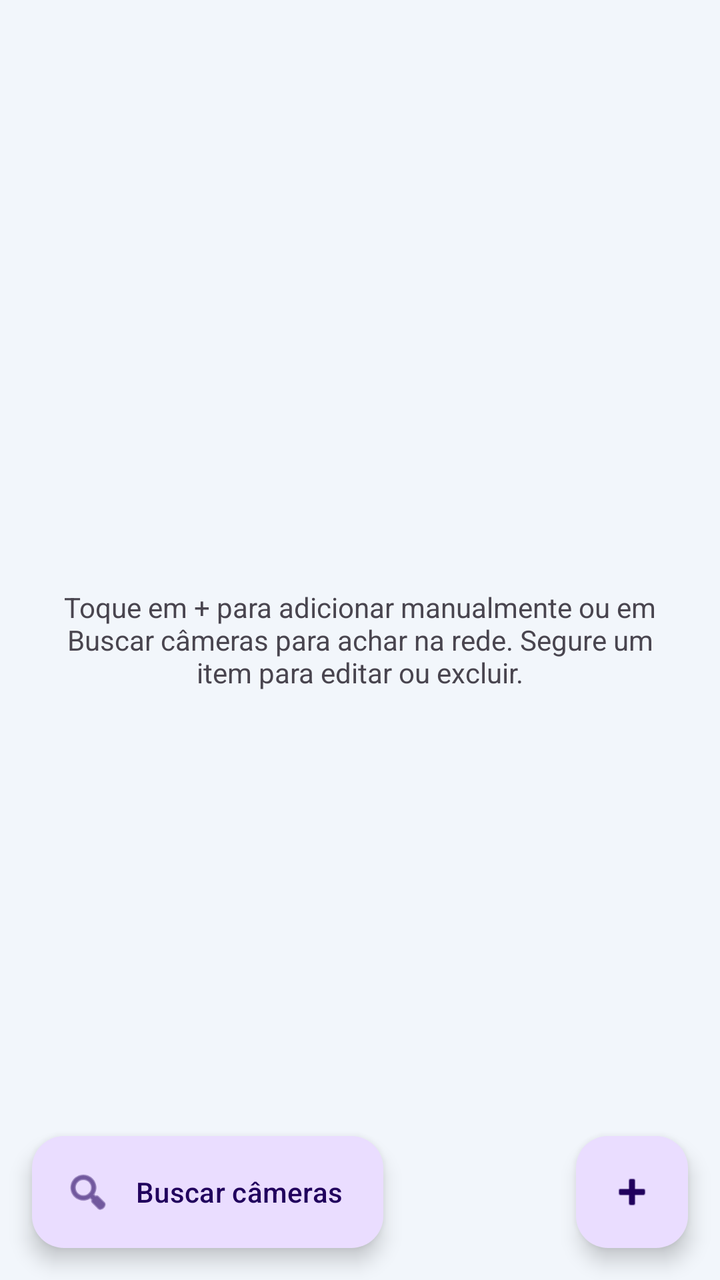
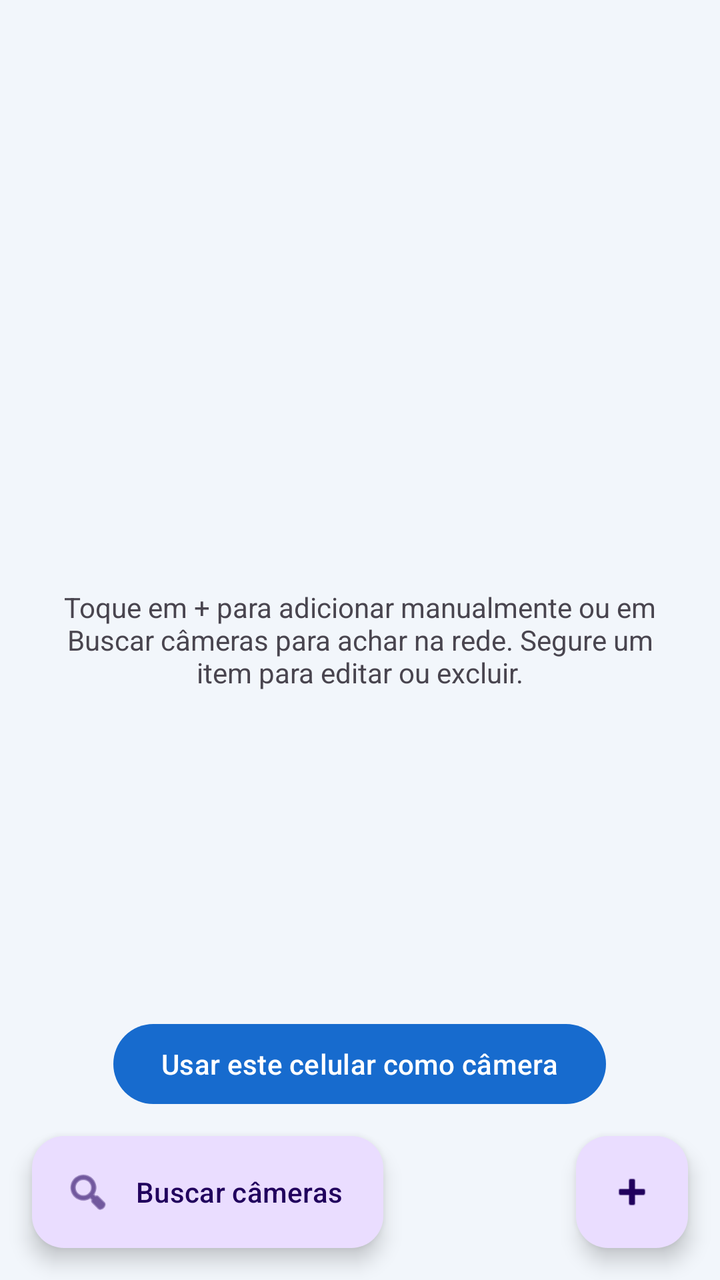

Screens rendered from an Android XML layout before and after an edit, with the pre-edit source and the edit as a unified diff.
<!-- AndroidManifest.xml: application theme Theme.MinhaCamera -->
<!-- res/layout/activity_main.xml -->
<?xml version="1.0" encoding="utf-8"?>
<FrameLayout xmlns:android="http://schemas.android.com/apk/res/android"
    xmlns:app="http://schemas.android.com/apk/res-auto"
    android:layout_width="match_parent"
    android:layout_height="match_parent" android:background="@color/app_background">

    <ListView
        android:id="@+id/list"
        android:layout_width="match_parent"
        android:layout_height="match_parent"
        android:clipToPadding="false"
        android:divider="@android:color/transparent"
        android:dividerHeight="4dp"
        android:paddingTop="8dp"
        android:paddingBottom="116dp" />

    <TextView
        android:id="@+id/empty"
        android:layout_width="wrap_content"
        android:layout_height="wrap_content"
        android:layout_gravity="center"
        android:gravity="center"
        android:padding="24dp"
        android:text="@string/lista_vazia" />

    <com.google.android.material.floatingactionbutton.ExtendedFloatingActionButton
        android:id="@+id/fabScan"
        android:layout_width="wrap_content"
        android:layout_height="wrap_content"
        android:layout_gravity="bottom|start"
        android:layout_margin="16dp"
        android:text="@string/buscar_cameras"
        app:icon="@android:drawable/ic_menu_search" />

    <com.google.android.material.floatingactionbutton.FloatingActionButton
        android:id="@+id/fab"
        android:layout_width="wrap_content"
        android:layout_height="wrap_content"
        android:layout_gravity="bottom|end"
        android:layout_margin="16dp"
        android:contentDescription="@string/nova_camera"
        android:src="@android:drawable/ic_input_add" />
</FrameLayout>
<!-- resources referenced by this layout -->
<resources>
  <color name="app_background">#F2F6FB</color>
  <string name="buscar_cameras">Buscar câmeras</string>
  <string name="lista_vazia">Toque em + para adicionar manualmente ou em Buscar câmeras para achar na rede.
  Segure um item para editar ou excluir.</string>
  <string name="nova_camera">Nova câmera</string>
  <style name="Theme.MinhaCamera" parent="Theme.Material3.DayNight">
    <item name="colorPrimary">@color/brand_primary</item><item name="colorOnPrimary">@color/brand_on_primary</item><item name="colorSecondary">@color/brand_secondary</item><item name="colorSurface">@color/app_surface</item><item name="colorOnSurface">@color/app_text</item><item name="android:colorBackground">@color/app_background</item><item name="android:windowBackground">@color/app_background</item><item name="android:statusBarColor">@color/brand_primary</item><item name="android:navigationBarColor">@color/app_background</item><item name="android:windowLightStatusBar">false</item>
   </style>
  <color name="brand_primary">#176BCE</color>
  <color name="brand_on_primary">#FFFFFF</color>
  <color name="brand_secondary">#007F8B</color>
  <color name="app_surface">#FFFFFF</color>
  <color name="app_text">#17283E</color>
</resources>

<!-- the commit's change to res/layout/activity_main.xml (unified diff, before → after) -->
@@ -12,7 +12,7 @@
         android:divider="@android:color/transparent"
         android:dividerHeight="4dp"
         android:paddingTop="8dp"
-        android:paddingBottom="116dp" />
+        android:paddingBottom="172dp" />
 
     <TextView
         android:id="@+id/empty"
@@ -22,6 +22,13 @@
         android:gravity="center"
         android:padding="24dp"
         android:text="@string/lista_vazia" />
+
+    <com.google.android.material.button.MaterialButton
+        android:id="@+id/btnPhoneBroadcast"
+        android:layout_width="wrap_content" android:layout_height="wrap_content"
+        android:layout_gravity="bottom|center_horizontal"
+        android:layout_marginBottom="84dp"
+        android:text="@string/phone_broadcast" />
 
     <com.google.android.material.floatingactionbutton.ExtendedFloatingActionButton
         android:id="@+id/fabScan"
<!-- resource entries referenced after the edit -->
@@ -5,6 +5,7 @@
   <string name="lista_vazia">Toque em + para adicionar manualmente ou em Buscar câmeras para achar na rede.
   Segure um item para editar ou excluir.</string>
   <string name="nova_camera">Nova câmera</string>
+  <string name="phone_broadcast">Usar este celular como câmera</string>
   <style name="Theme.MinhaCamera" parent="Theme.Material3.DayNight">
     <item name="colorPrimary">@color/brand_primary</item><item name="colorOnPrimary">@color/brand_on_primary</item><item name="colorSecondary">@color/brand_secondary</item><item name="colorSurface">@color/app_surface</item><item name="colorOnSurface">@color/app_text</item><item name="android:colorBackground">@color/app_background</item><item name="android:windowBackground">@color/app_background</item><item name="android:statusBarColor">@color/brand_primary</item><item name="android:navigationBarColor">@color/app_background</item><item name="android:windowLightStatusBar">false</item>
    </style>
